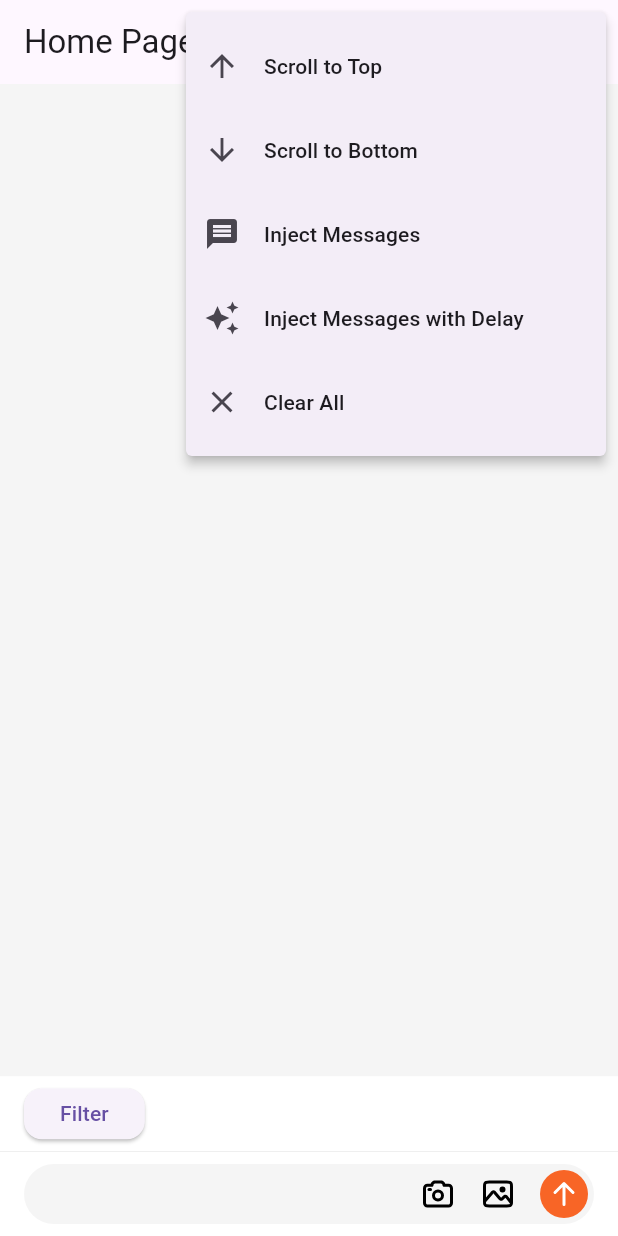
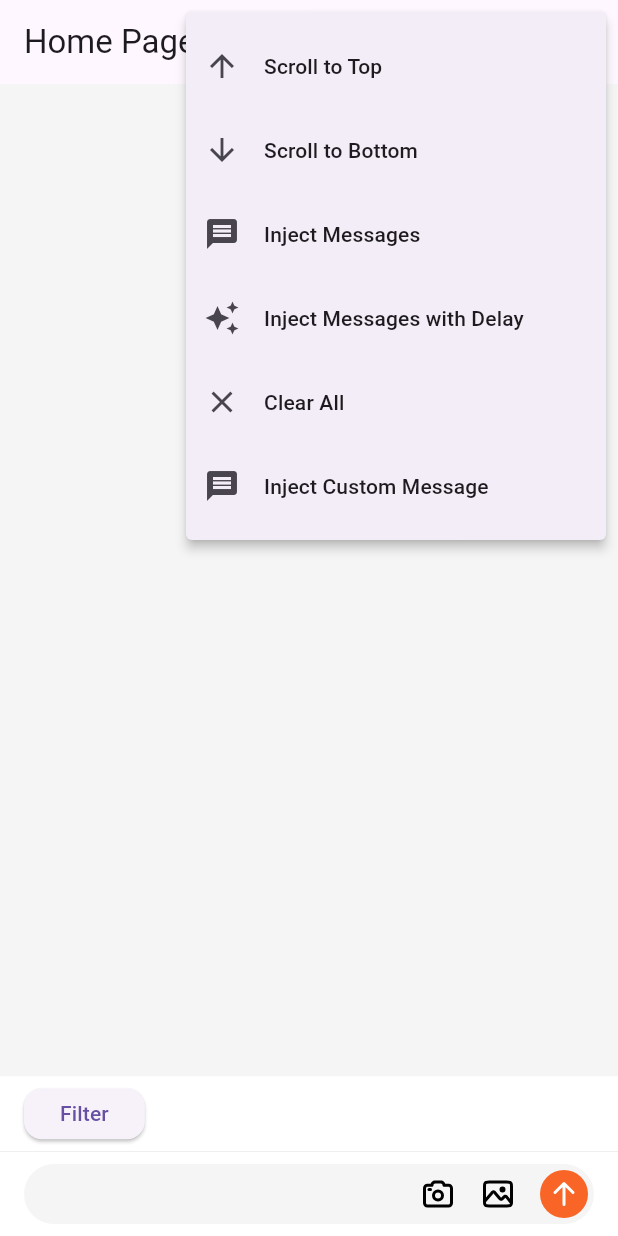
Before and after one commit to Tealseed-Lab/simple_chat, a Flutter app: the screen it shows after launch, after a tap on the "more vert" icon, on a phone screen of 412 x 824 dp. Run offline on Flutter 3.47's test engine with Material 3 defaults, Android fonts, the phone set to English and light mode, and no system bars; our stand-ins replace flutter_mobx, flutter_svg, image_picker, logger, lottie, mobx and 1 more; missing offline and left inert: easy_asset_picker; generated files the repository leaves out were written again.

Commit message:
feat: add options for  &

```diff
--- /dev/null
+++ b/example/lib/custom_message.dart
@@ -0,0 +1,36 @@
+import 'package:flutter/material.dart';
+import 'package:simple_chat/models/base_message.dart';
+
+class CustomMessage extends ModelBaseMessage {
+  @override
+  final String id;
+
+  @override
+  final String userId;
+
+  @override
+  final int sequence;
+
+  @override
+  final DateTime displayDatetime;
+
+  @override
+  final bool forceNewBlock;
+
+  final String data;
+
+  @override
+  bool get showAvatarAndPaddings => false;
+
+  @override
+  EdgeInsets? get customContainerPadding => EdgeInsets.zero;
+
+  CustomMessage({
+    required this.id,
+    required this.userId,
+    required this.sequence,
+    required this.displayDatetime,
+    required this.forceNewBlock,
+    required this.data,
+  });
+}
--- a/example/lib/main.dart
+++ b/example/lib/main.dart
@@ -1,5 +1,7 @@
 import 'dart:math'; // Added import for Random
 
+import 'package:example/custom_message.dart';
+import 'package:example/custom_message_view.dart';
 import 'package:flutter/material.dart';
 import 'package:simple_chat/simple_chat.dart';
 import 'package:uuid/uuid.dart';
@@ -45,6 +47,17 @@ class _HomePageState extends State<HomePage> {
       actionHandler: ChatActionHandler(
         onSendMessage: _handleSendingMessage,
         // onSendMessage: _handleSendingMessageWithStatus,
+      ),
+    );
+    controller.viewFactory.register<CustomMessage>(
+      (
+        BuildContext context, {
+        required CustomMessage message,
+        required bool isMessageFromCurrentUser,
+      }) =>
+          CustomMessageView(
+        message: message,
+        isMessageFromCurrentUser: isMessageFromCurrentUser,
       ),
     );
     setupTests();
@@ -94,8 +107,7 @@ class _HomePageState extends State<HomePage> {
   }
 
   // ignore: unused_element
-  Future<void> _handleSendingMessageWithStatus(
-      ChatMessageSendOutput output) async {
+  Future<void> _handleSendingMessageWithStatus(ChatMessageSendOutput output) async {
     if (output.message.isNotEmpty) {
       final messageId = const Uuid().v4();
       await controller.store.addMessage(
@@ -129,15 +141,13 @@ class _HomePageState extends State<HomePage> {
       ModelUser(
         id: userId1,
         name: 'Lawrence',
-        avatarUrl:
-            'https://lh3.googleusercontent.com/ogw/AF2bZyj1OQs6QwRQMGfY0H5g_VOdijzbC7Ea3XE3Z8eDYTrOZQ=s64-c-mo',
+        avatarUrl: 'https://lh3.googleusercontent.com/ogw/AF2bZyj1OQs6QwRQMGfY0H5g_VOdijzbC7Ea3XE3Z8eDYTrOZQ=s64-c-mo',
         isCurrentUser: true,
       ),
       ModelUser(
         id: userId2,
         name: 'Ciel',
-        avatarUrl:
-            'https://media.karousell.com/media/photos/profiles/2018/01/09/imwithye_1515485479.jpg',
+        avatarUrl: 'https://media.karousell.com/media/photos/profiles/2018/01/09/imwithye_1515485479.jpg',
         isCurrentUser: false,
       ),
     ]);
@@ -151,8 +161,7 @@ class _HomePageState extends State<HomePage> {
         await Future.delayed(const Duration(milliseconds: 1000));
       }
       final userId = random.nextBool() ? userId1 : userId2;
-      final textLength =
-          random.nextInt(50) + 10; // Random length between 10 and 59
+      final textLength = random.nextInt(50) + 10; // Random length between 10 and 59
       await controller.store.addMessage(
         isInitial: !withDelay,
         message: ModelTextMessage(
@@ -166,11 +175,23 @@ class _HomePageState extends State<HomePage> {
     }
   }
 
+  Future<void> injectCustomMessage() async {
+    await controller.store.addMessage(
+      message: CustomMessage(
+        id: const Uuid().v4(),
+        userId: userId1,
+        sequence: sequence++,
+        displayDatetime: DateTime.now(),
+        forceNewBlock: true,
+        data: 'this is a custom message',
+      ),
+    );
+  }
+
   String generateRandomText(int length) {
     const chars = 'abcdefghijklmnopqrstuvwxyz0123456789 ';
     final random = Random();
-    return String.fromCharCodes(Iterable.generate(
-        length, (_) => chars.codeUnitAt(random.nextInt(chars.length))));
+    return String.fromCharCodes(Iterable.generate(length, (_) => chars.codeUnitAt(random.nextInt(chars.length))));
   }
 
   @override
@@ -198,6 +219,9 @@ class _HomePageState extends State<HomePage> {
                   break;
                 case 'clear_all':
                   controller.store.clearAll();
+                  break;
+                case 'inject_custom_message':
+                  injectCustomMessage();
                   break;
               }
             },
@@ -237,6 +261,13 @@ class _HomePageState extends State<HomePage> {
                   title: Text('Clear All'),
                 ),
               ),
+              const PopupMenuItem<String>(
+                value: 'inject_custom_message',
+                child: ListTile(
+                  leading: Icon(Icons.message),
+                  title: Text('Inject Custom Message'),
+                ),
+              ),
             ],
           ),
         ],
@@ -265,8 +296,7 @@ class _HomePageState extends State<HomePage> {
                   },
                   style: ElevatedButton.styleFrom(
                     shape: RoundedRectangleBorder(
-                      borderRadius:
-                          BorderRadius.circular(12), // Rounded corners
+                      borderRadius: BorderRadius.circular(12), // Rounded corners
                     ),
                   ),
                   child: const Text("Filter"),
--- a/lib/models/base_message.dart
+++ b/lib/models/base_message.dart
@@ -45,4 +45,10 @@ abstract class ModelBaseMessage {
 
   /// The status of the message.
   ModelBaseMessageStatus status = ModelBaseMessageStatus.normal;
+
+  /// to indicate whether to show avatar & paddings
+  bool get showAvatarAndPaddings => true;
+
+  /// custom padding for the message
+  EdgeInsets? get customContainerPadding => null;
 }
```
Also changed, not shown: example/lib/custom_message_view.dart (added, +23 -0 lines), lib/widgets/chat_view.dart (+48 -62 lines), example/pubspec.lock, 2 other files.
